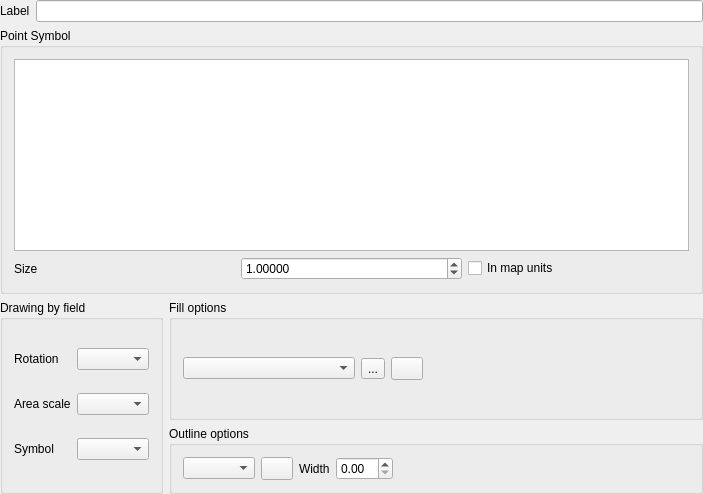
First picture: the form in qgis/src/ui/qgssinglesymboldialogbase.ui, repository sourcepole/qgis, before the edit.
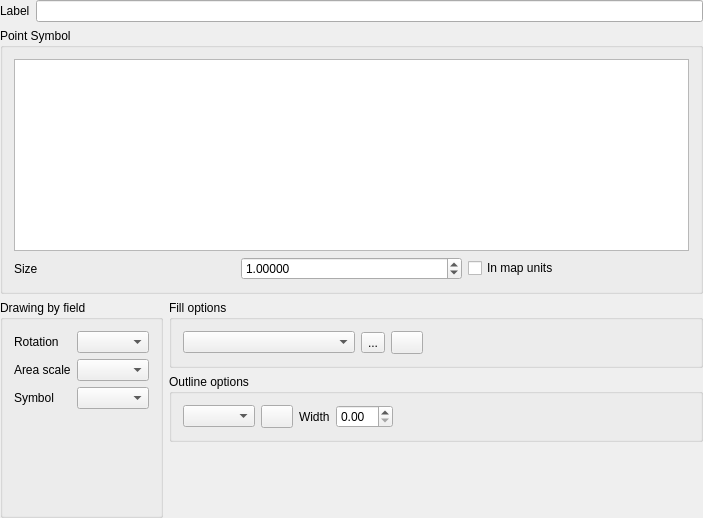
Second picture: the form after the edit. Custom widgets are drawn as their Qt base class.

Commit message: [FEATURE] UI cleanups in prep of using property lists. Main visual difference is that labels dont have property lists no in vec props

Patch:
```diff
--- a/qgis/src/ui/qgssinglesymboldialogbase.ui
+++ b/qgis/src/ui/qgssinglesymboldialogbase.ui
@@ -7,7 +7,7 @@
     <x>0</x>
     <y>0</y>
     <width>703</width>
-    <height>494</height>
+    <height>518</height>
    </rect>
   </property>
   <property name="sizePolicy">
@@ -195,6 +195,19 @@
         <item row="2" column="1">
          <widget class="QComboBox" name="mSymbolComboBox"/>
         </item>
+        <item row="3" column="0">
+         <spacer name="verticalSpacer_2">
+          <property name="orientation">
+           <enum>Qt::Vertical</enum>
+          </property>
+          <property name="sizeHint" stdset="0">
+           <size>
+            <width>20</width>
+            <height>40</height>
+           </size>
+          </property>
+         </spacer>
+        </item>
        </layout>
       </widget>
      </item>
@@ -383,6 +396,19 @@
          </layout>
         </widget>
        </item>
+       <item>
+        <spacer name="verticalSpacer">
+         <property name="orientation">
+          <enum>Qt::Vertical</enum>
+         </property>
+         <property name="sizeHint" stdset="0">
+          <size>
+           <width>20</width>
+           <height>40</height>
+          </size>
+         </property>
+        </spacer>
+       </item>
       </layout>
      </item>
     </layout>
```
The commit also changes 7 other files.
